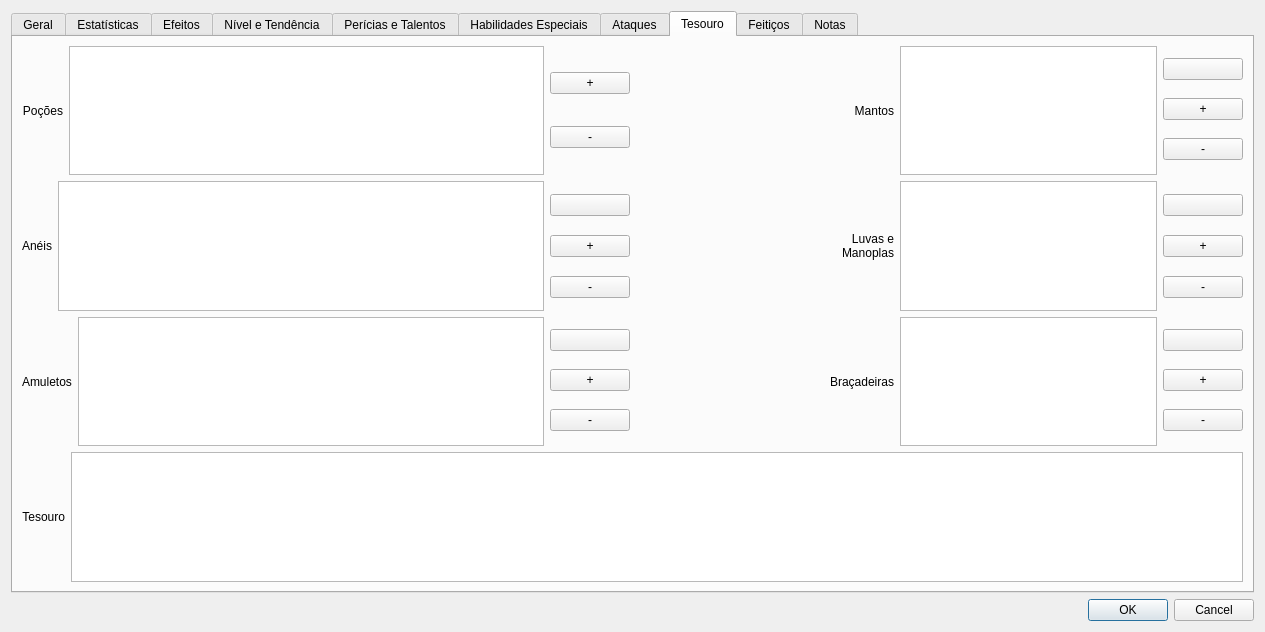
Before: the Qt Designer form ifg/qt/ui/entidade.ui in matferib/tabuleiro-virtual, drawn with Qt 5.
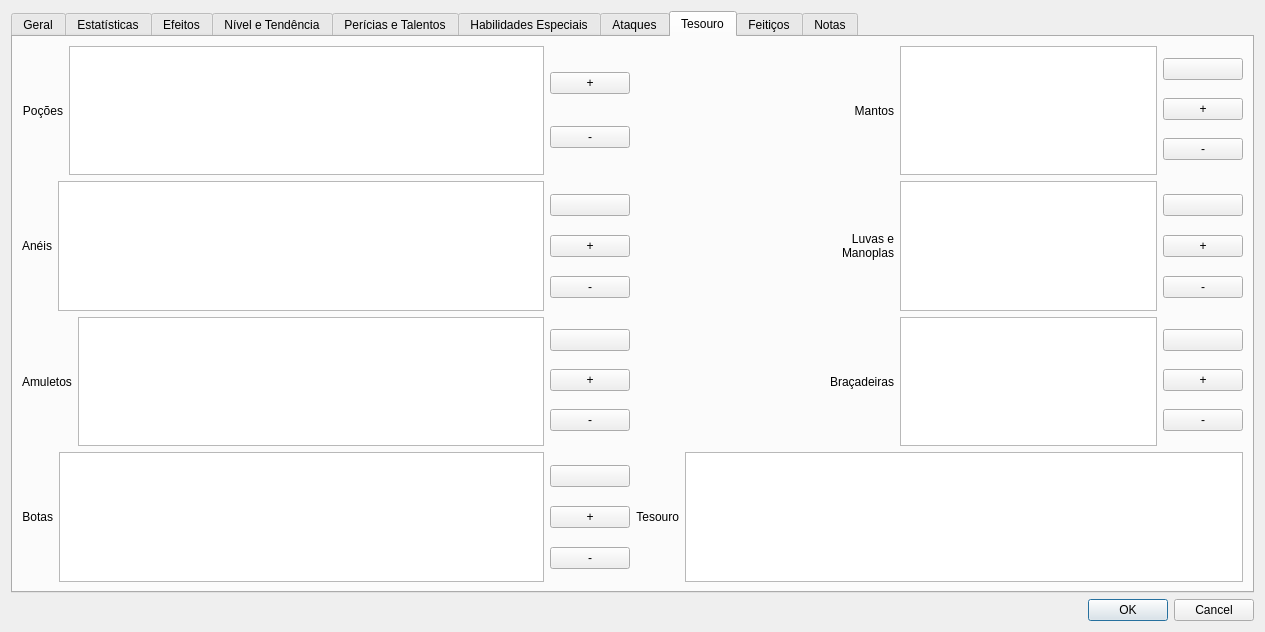
After: the same form once the commit is applied. The open tabs and pages were chosen to show the change.

Commit message: adicionei botas

The edit to the form file:
```diff
--- a/ifg/qt/ui/entidade.ui
+++ b/ifg/qt/ui/entidade.ui
@@ -3268,7 +3268,7 @@
        <string>Tesouro</string>
       </attribute>
       <layout class="QGridLayout" name="gridLayout_7">
-       <item row="0" column="0">
+       <item row="0" column="1">
         <layout class="QHBoxLayout" name="horizontalLayout_36">
          <item>
           <widget class="QLabel" name="label_74">
@@ -3321,7 +3321,7 @@
          </item>
         </layout>
        </item>
-       <item row="0" column="1">
+       <item row="0" column="2">
         <layout class="QHBoxLayout" name="horizontalLayout_40">
          <item>
           <widget class="QLabel" name="label_87">
@@ -3390,7 +3390,7 @@
          </item>
         </layout>
        </item>
-       <item row="1" column="0">
+       <item row="1" column="1">
         <layout class="QHBoxLayout" name="horizontalLayout_17">
          <item>
           <widget class="QLabel" name="label_86">
@@ -3441,7 +3441,7 @@
          </item>
         </layout>
        </item>
-       <item row="1" column="1">
+       <item row="1" column="2">
         <layout class="QHBoxLayout" name="horizontalLayout_41">
          <item>
           <widget class="QLabel" name="label_88">
@@ -3493,7 +3493,7 @@
          </item>
         </layout>
        </item>
-       <item row="2" column="1">
+       <item row="2" column="2">
         <layout class="QHBoxLayout" name="horizontalLayout_42">
          <item>
           <widget class="QLabel" name="label_89">
@@ -3544,7 +3544,7 @@
          </item>
         </layout>
        </item>
-       <item row="2" column="0">
+       <item row="2" column="1">
         <layout class="QHBoxLayout" name="horizontalLayout_3">
          <item>
           <widget class="QLabel" name="label_98">
@@ -3583,7 +3583,7 @@
          </item>
         </layout>
        </item>
-       <item row="3" column="0" colspan="2">
+       <item row="3" column="2">
         <layout class="QHBoxLayout" name="horizontalLayout_30">
          <item>
           <widget class="QLabel" name="label_37">
@@ -3610,6 +3610,54 @@
          </item>
         </layout>
        </item>
+       <item row="3" column="1">
+        <layout class="QHBoxLayout" name="horizontalLayout_44">
+         <item>
+          <widget class="QLabel" name="label_99">
+           <property name="sizePolicy">
+            <sizepolicy hsizetype="Fixed" vsizetype="Fixed">
+             <horstretch>0</horstretch>
+             <verstretch>0</verstretch>
+            </sizepolicy>
+           </property>
+           <property name="text">
+            <string>Botas</string>
+           </property>
+           <property name="alignment">
+            <set>Qt::AlignRight|Qt::AlignTrailing|Qt::AlignVCenter</set>
+           </property>
+          </widget>
+         </item>
+         <item>
+          <widget class="QListWidget" name="lista_botas"/>
+         </item>
+         <item>
+          <layout class="QVBoxLayout" name="verticalLayout_22">
+           <item>
+            <widget class="QPushButton" name="botao_usar_botas">
+             <property name="text">
+              <string/>
+             </property>
+            </widget>
+           </item>
+           <item>
+            <widget class="QPushButton" name="botao_adicionar_botas">
+             <property name="text">
+              <string>+</string>
+             </property>
+            </widget>
+           </item>
+           <item>
+            <widget class="QPushButton" name="botao_remover_botas">
+             <property name="text">
+              <string>-</string>
+             </property>
+            </widget>
+           </item>
+          </layout>
+         </item>
+        </layout>
+       </item>
       </layout>
      </widget>
      <widget class="QWidget" name="tab_4">
```
The commit also changes 10 other files.
